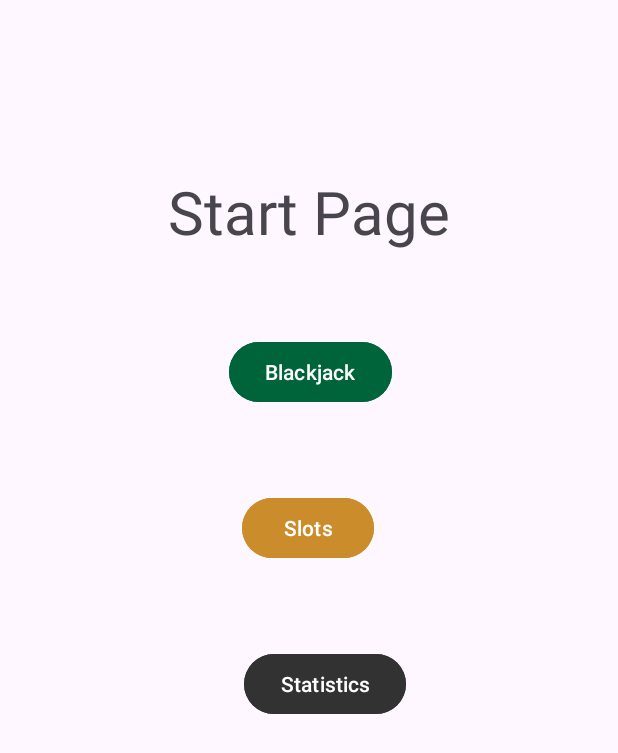
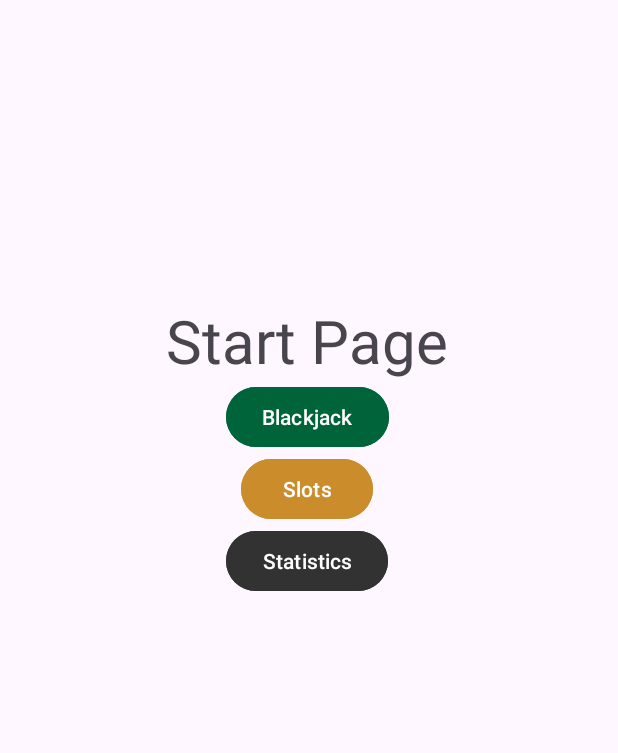
Before and after one commit to iamatamale/androidStudioTest, an Android app: the screen it shows after launch (MainActivity), on a phone screen of 412 x 824 dp. Shown: the top 753 px of the screen. Run offline under Robolectric (Android 15) with nearby library versions, the phone set to English and light mode, and no system bars.

```diff
--- a/app/src/main/java/com/example/androidstudiotest/MainActivity.java
+++ b/app/src/main/java/com/example/androidstudiotest/MainActivity.java
@@ -1,6 +1,7 @@
 package com.example.androidstudiotest;
 
 import android.content.Intent;
+import android.graphics.pdf.PdfDocument;
 import android.os.Bundle;
 import android.view.View;
 import android.widget.Button;
@@ -25,29 +26,10 @@ public class MainActivity extends AppCompatActivity {
             v.setPadding(systemBars.left, systemBars.top, systemBars.right, systemBars.bottom);
             return insets;
         });
-        movetoPageOne=findViewById(R.id.moveToPage1);
-        movetoPageOne.setOnClickListener(new View.OnClickListener() {
-            @Override
-            public void onClick(View v) {
-              Intent intent = new Intent(MainActivity.this,page1.class);
-              startActivity(intent);
-            }
-        });
-        movetoPageTwo=findViewById(R.id.movetoPage2);
-        movetoPageTwo.setOnClickListener(new View.OnClickListener() {
-            @Override
-            public void onClick(View v) {
-              Intent intent = new Intent(MainActivity.this,page2.class);
-              startActivity(intent);
-            }
-        });
-        movetoPageThree=findViewById(R.id.movetoPage3);
-        movetoPageThree.setOnClickListener(new View.OnClickListener() {
-            @Override
-            public void onClick(View v) {
-              Intent intent = new Intent(MainActivity.this,page3.class);
-              startActivity(intent);
-            }
-        });
+
+        PageMovement.pageMoving(this, R.id.moveToPage1, page1.class);
+        PageMovement.pageMoving(this, R.id.movetoPage2, page2.class);
+        PageMovement.pageMoving(this, R.id.movetoPage3, page3.class);
     }
+
 }
--- /dev/null
+++ b/app/src/main/java/com/example/androidstudiotest/PageMovement.java
@@ -0,0 +1,13 @@
+package com.example.androidstudiotest;
+
+import android.app.Activity;
+import android.widget.Button;
+import android.content.Intent;
+
+
+public class PageMovement {
+        public static void pageMoving(Activity activity, int buttonId, Class<?> destination){
+                Button button = activity.findViewById(buttonId);
+                button.setOnClickListener(v -> activity.startActivity(new Intent(activity, destination)));
+        }
+}
--- a/app/src/main/res/layout/activity_main.xml
+++ b/app/src/main/res/layout/activity_main.xml
@@ -7,47 +7,48 @@
     android:layout_height="match_parent"
     tools:context=".MainActivity">
 
+    <LinearLayout
+        android:id="@+id/linearLayout"
+        android:layout_width="wrap_content"
+        android:layout_height="wrap_content"
+        android:layout_marginTop="200dp"
+        android:gravity="center_horizontal"
+        android:orientation="vertical"
+        app:layout_constraintEnd_toEndOf="parent"
+        app:layout_constraintHorizontal_bias="0.497"
+        app:layout_constraintStart_toStartOf="parent"
+        app:layout_constraintTop_toTopOf="parent">
+
         <TextView
             android:id="@+id/textView2"
             android:layout_width="wrap_content"
             android:layout_height="wrap_content"
-        android:layout_marginTop="114dp"
             android:text="Start Page"
             android:textSize="40sp"
-        app:layout_constraintEnd_toEndOf="parent"
-        app:layout_constraintStart_toStartOf="parent"
-        app:layout_constraintTop_toTopOf="parent" />
+            tools:layout_editor_absoluteX="113dp"
+            tools:layout_editor_absoluteY="114dp" />
 
         <Button
             android:id="@+id/moveToPage1"
             android:layout_width="wrap_content"
             android:layout_height="wrap_content"
-        android:layout_marginTop="56dp"
-        android:text="Blackjack"
             android:backgroundTint="@color/blackjackgreen"
-        app:layout_constraintEnd_toEndOf="parent"
-        app:layout_constraintHorizontal_bias="0.503"
-        app:layout_constraintStart_toStartOf="parent"
-        app:layout_constraintTop_toBottomOf="@+id/textView2" />
+            android:text="Blackjack" />
+
         <Button
             android:id="@+id/movetoPage2"
             android:layout_width="wrap_content"
             android:layout_height="wrap_content"
-        android:layout_marginTop="56dp"
-        android:layout_marginEnd="12dp"
-        android:text="Slots"
             android:backgroundTint="@color/casinoyellow"
-        app:layout_constraintEnd_toEndOf="@+id/moveToPage1"
-        app:layout_constraintTop_toBottomOf="@+id/moveToPage1" />
+            android:text="Slots" />
 
         <Button
             android:id="@+id/movetoPage3"
             android:layout_width="wrap_content"
             android:layout_height="wrap_content"
-        android:layout_marginStart="1dp"
-        android:layout_marginTop="56dp"
-        android:text="Statistics"
             android:backgroundTint="@color/darkgray"
-        app:layout_constraintStart_toStartOf="@+id/movetoPage2"
-        app:layout_constraintTop_toBottomOf="@+id/movetoPage2" />
+            android:text="Statistics" />
+    </LinearLayout>
+
+
 </androidx.constraintlayout.widget.ConstraintLayout>
```
Also changed, not shown: app/src/main/java/com/example/androidstudiotest/page1.java (+2 -8 lines), app/src/main/java/com/example/androidstudiotest/page2.java (+2 -8 lines), app/src/main/java/com/example/androidstudiotest/page3.java (+2 -8 lines). Lines whose indentation alone changed are shown as unchanged.
